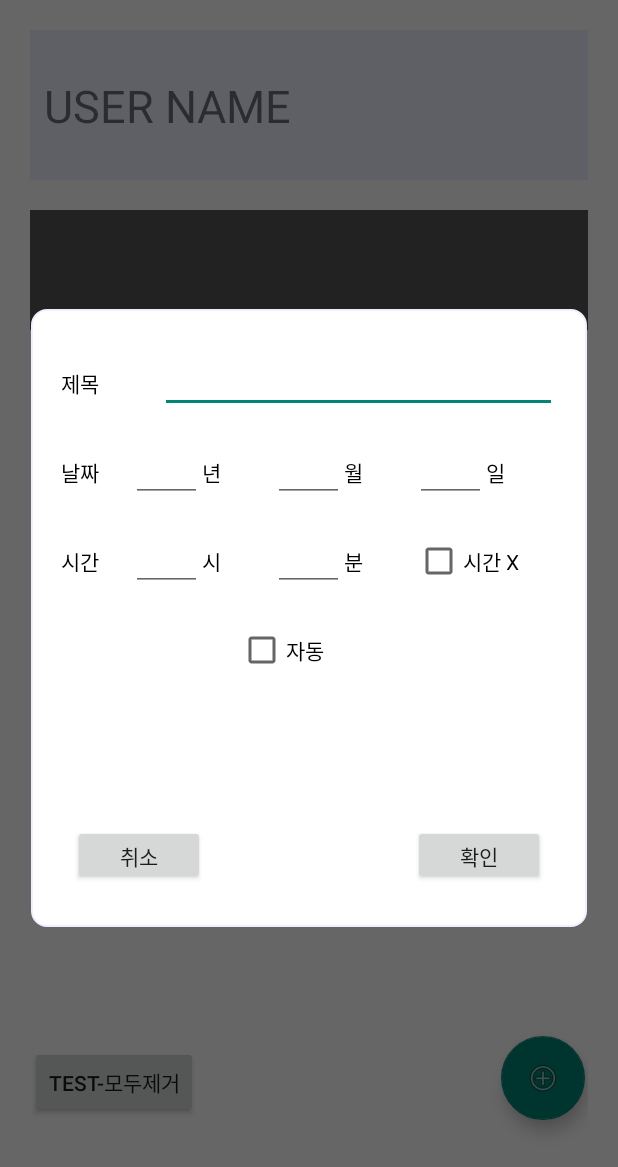
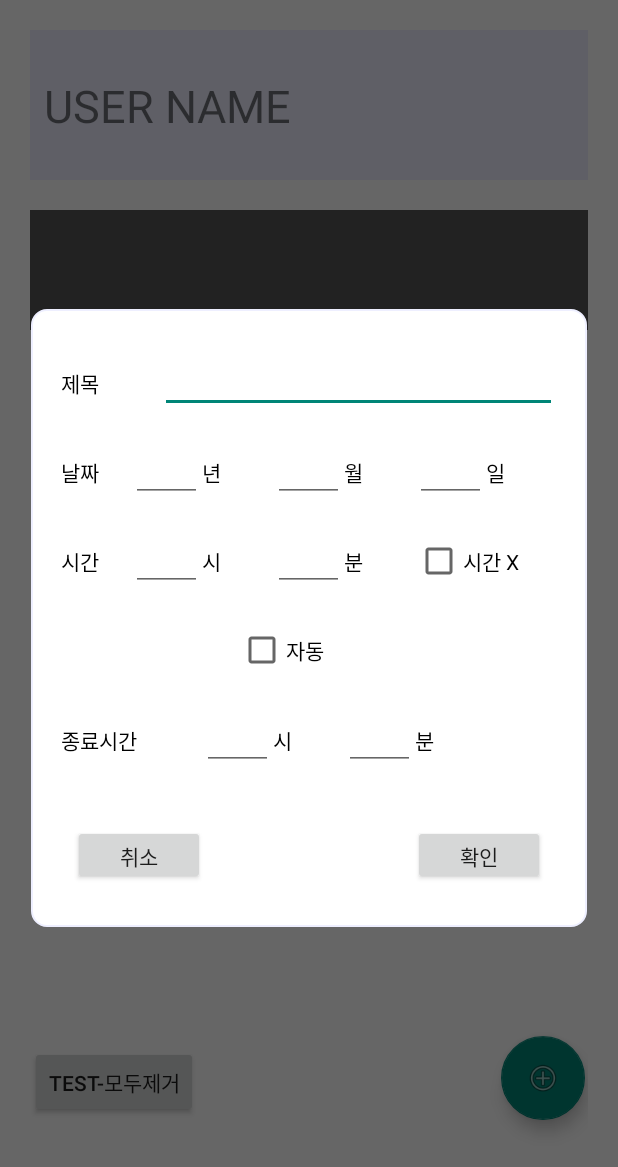
Before and after one commit to mylittleroutine/project_android, an Android app: the screen it shows after launch (MainActivity), after a tap on an icon or button, on a phone screen of 412 x 824 dp. Shown: the top 1167 px of the screen. Run offline under Robolectric (Android 15) with nearby library versions, the phone set to English and light mode, and no system bars; our stand-ins replace data binding; libraries missing offline, so code that uses them is left out: com.github.mikephil.charting.

```diff
--- a/app/src/main/java/com/example/realtodoapp/model/TodoPackageDto.kt
+++ b/app/src/main/java/com/example/realtodoapp/model/TodoPackageDto.kt
@@ -10,4 +10,8 @@ class TodoPackageDto{
     var minute = 0
     var success = false
     var certType = ""
+
+    // 끝나는 시간 있을 때 한정
+    var endHour = 0
+    var endMinute = 0
 }
--- a/app/src/main/res/layout/dialog_add_todo.xml
+++ b/app/src/main/res/layout/dialog_add_todo.xml
@@ -203,6 +203,65 @@
 
                 </LinearLayout>
 
+                <LinearLayout
+                    android:layout_width="match_parent"
+                    android:layout_height="0dp"
+                    android:layout_weight="1"
+                    android:weightSum="7"
+                    android:gravity="center"
+                    android:orientation="horizontal">
+
+                    <TextView
+                        android:id="@+id/todo_end_time_textView"
+                        android:layout_width="0dp"
+                        android:layout_weight="2"
+                        android:layout_height="wrap_content"
+                        android:text="종료시간"
+                        android:textColor="#000000"
+                        android:textSize="14sp" />
+
+                    <EditText
+                        android:id="@+id/todo_end_hour_editText"
+                        android:layout_width="0dp"
+                        android:layout_weight="1"
+                        android:layout_height="wrap_content"
+                        android:textColor="#000000"
+                        android:textSize="14sp" />
+
+                    <TextView
+                        android:id="@+id/todo_end_hour_textView"
+                        android:layout_width="0dp"
+                        android:layout_weight="1"
+                        android:layout_height="wrap_content"
+                        android:text="시"
+                        android:textColor="#000000"
+                        android:textSize="14sp" />
+
+                    <EditText
+                        android:id="@+id/todo_end_minute_editText"
+                        android:layout_width="0dp"
+                        android:layout_weight="1"
+                        android:layout_height="wrap_content"
+                        android:textColor="#000000"
+                        android:textSize="14sp" />
+
+                    <TextView
+                        android:id="@+id/todo_end_minute_textView"
+                        android:layout_width="0dp"
+                        android:layout_weight="1"
+                        android:layout_height="wrap_content"
+                        android:text="분"
+                        android:textColor="#000000"
+                        android:textSize="14sp" />
+
+                    <View
+                        android:layout_width="0dp"
+                        android:layout_weight="1"
+                        android:layout_height="wrap_content"
+                        android:textColor="#000000" />
+
+                </LinearLayout>
+
             </LinearLayout>
 
         </androidx.constraintlayout.widget.ConstraintLayout>
```
Also changed, not shown: app/src/main/java/com/example/realtodoapp/adapter/AdapterToDoPackageList.kt (+9 -9 lines), app/src/main/java/com/example/realtodoapp/service/CertService.kt (+112 -26 lines), app/src/main/java/com/example/realtodoapp/ui/MainActivity.kt (+8 -0 lines), app/src/main/java/com/example/realtodoapp/ui/MainFragment.kt (+10 -3 lines), app/src/main/res/layout/dialog_graph.xml (+16 -1 lines), app/src/main/res/drawable/success_check.png (added).
